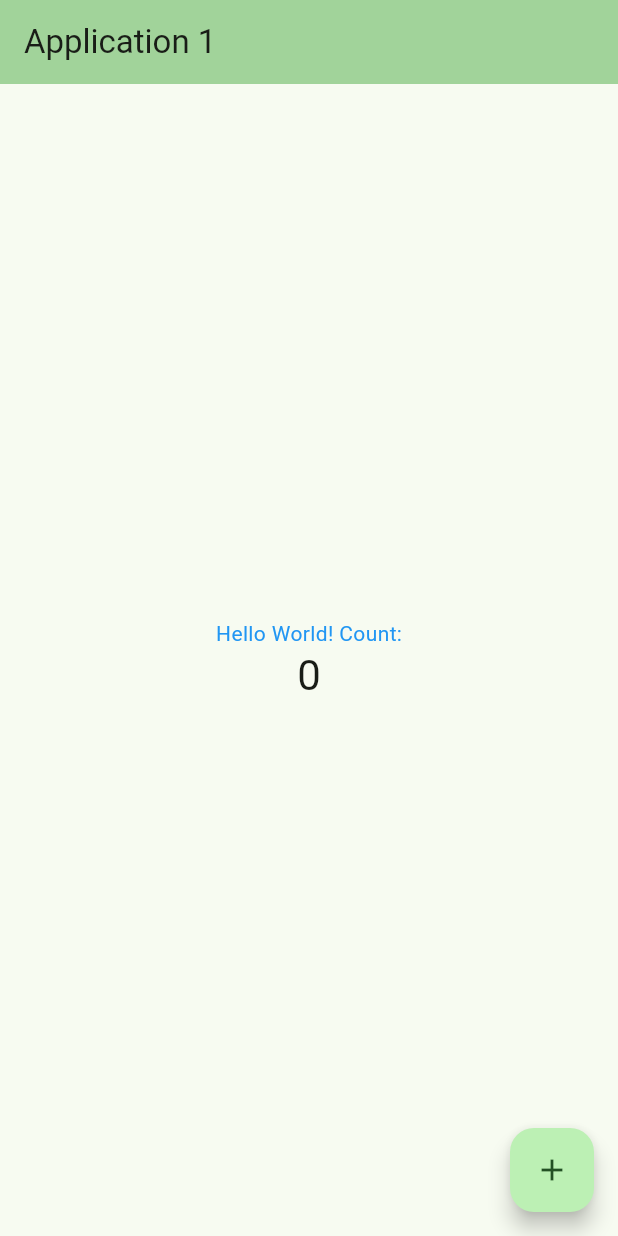
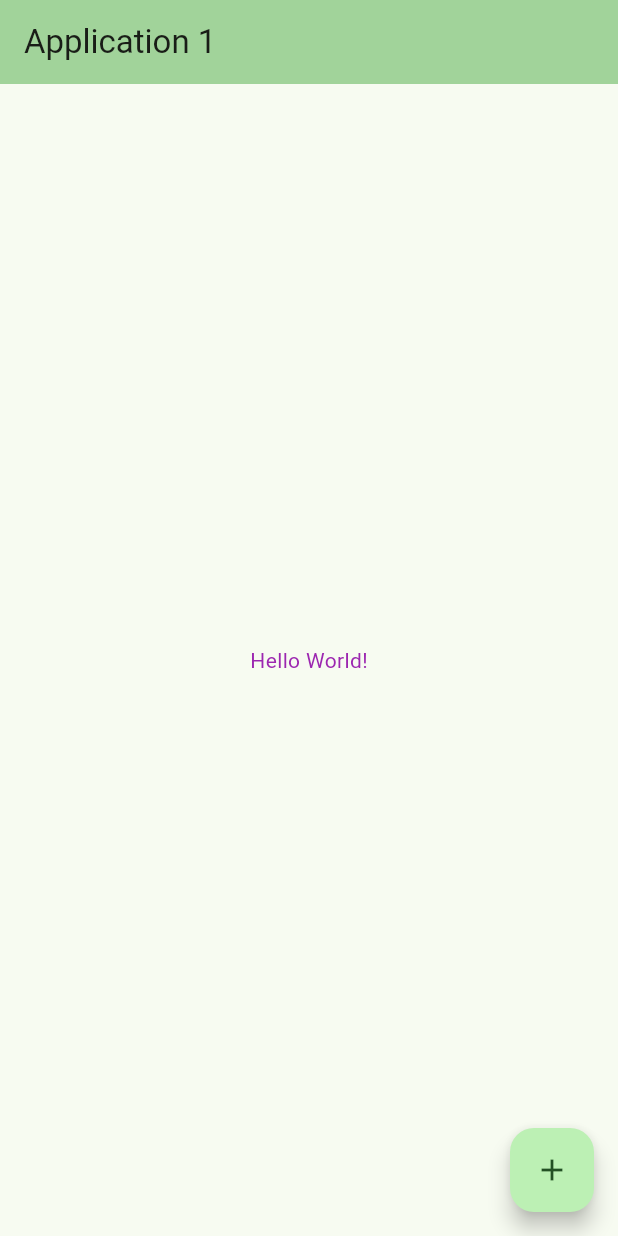
Before and after one commit to 49M/flutter_app1, a Flutter app: the screen it shows after launch, on a phone screen of 412 x 824 dp. Run offline on Flutter 3.47's test engine with Material 3 defaults, Android fonts, the phone set to English and light mode, and no system bars.

Commit message:
playing with display

```diff
--- a/lib/main.dart
+++ b/lib/main.dart
@@ -13,20 +13,6 @@ class MyApp extends StatelessWidget {
     return MaterialApp(
       title: 'Flutter Demo',
       theme: ThemeData(
-        // This is the theme of your application.
-        //
-        // TRY THIS: Try running your application with "flutter run". You'll see
-        // the application has a purple toolbar. Then, without quitting the app,
-        // try changing the seedColor in the colorScheme below to Colors.green
-        // and then invoke "hot reload" (save your changes or press the "hot
-        // reload" button in a Flutter-supported IDE, or press "r" if you used
-        // the command line to start the app).
-        //
-        // Notice that the counter didn't reset back to zero; the application
-        // state is not lost during the reload. To reset the state, use hot
-        // restart instead.
-        // This works for code too, not just values: Most code changes can be
-        // tested with just a hot reload.
         colorScheme: ColorScheme.fromSeed(seedColor: Colors.green),
         useMaterial3: true,
       ),
@@ -85,35 +71,10 @@ class _MyHomePageState extends State<MyHomePage> {
         // the App.build method, and use it to set our appbar title.
         title: Text(widget.title),
       ),
-      body: Center(
+      body: const Center(
         // Center is a layout widget. It takes a single child and positions it
         // in the middle of the parent.
-        child: Column(
-          // Column is also a layout widget. It takes a list of children and
-          // arranges them vertically. By default, it sizes itself to fit its
-          // children horizontally, and tries to be as tall as its parent.
-          //
-          // Column has various properties to control how it sizes itself and
-          // how it positions its children. Here we use mainAxisAlignment to
-          // center the children vertically; the main axis here is the vertical
-          // axis because Columns are vertical (the cross axis would be
-          // horizontal).
-          //
-          // TRY THIS: Invoke "debug painting" (choose the "Toggle Debug Paint"
-          // action in the IDE, or press "p" in the console), to see the
-          // wireframe for each widget.
-          mainAxisAlignment: MainAxisAlignment.center,
-          children: <Widget>[
-            const Text(
-              'Hello World! Count:',
-              style: TextStyle(color: Colors.blue)
-            ),
-            Text(
-              '$_counter',
-              style: Theme.of(context).textTheme.headlineMedium,
-            ),
-          ],
-        ),
+        child: Text('Hello World!', style: TextStyle(color: Colors.purple)),
       ),
       floatingActionButton: FloatingActionButton(
         onPressed: _incrementCounter,
```
